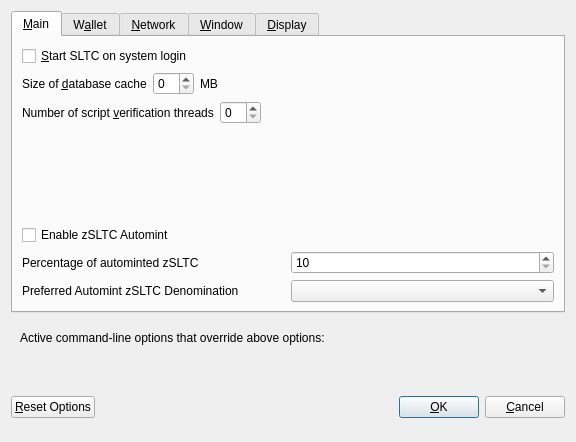
Old version of the form src/qt/forms/optionsdialog.ui in the repository ToranTeam/Toran.
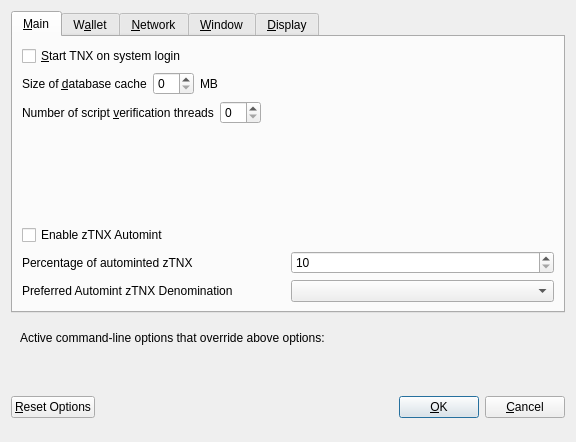
New version of the form. Custom widgets are drawn as their Qt base class.

Diff of the .ui file:
```diff
--- a/src/qt/forms/optionsdialog.ui
+++ b/src/qt/forms/optionsdialog.ui
@@ -33,7 +33,7 @@
           <string>Automatically start SLTC after logging in to the system.</string>
          </property>
          <property name="text">
-          <string>&amp;Start SLTC on system login</string>
+          <string>&amp;Start TNX on system login</string>
          </property>
         </widget>
        </item>
@@ -139,7 +139,7 @@
           <enum>Qt::LeftToRight</enum>
          </property>
          <property name="text">
-          <string>Enable zSLTC Automint</string>
+          <string>Enable zTNX Automint</string>
          </property>
         </widget>
        </item>
@@ -151,7 +151,7 @@
             <string>Percentage of incoming SLTC which get automatically converted to zSLTC via Zerocoin Protocol (min: 10%)</string>
            </property>
            <property name="text">
-            <string>Percentage of autominted zSLTC</string>
+            <string>Percentage of autominted zTNX</string>
            </property>
           </widget>
          </item>
@@ -184,7 +184,7 @@
             <string>Wait with automatic conversion to Zerocoin until enough SLTC for this denomination is available</string>
            </property>
            <property name="text">
-            <string>Preferred Automint zSLTC Denomination</string>
+            <string>Preferred Automint zTNX Denomination</string>
            </property>
           </widget>
          </item>
```
Left out of the diff: 18 changed lines with no effect on the pictures.
